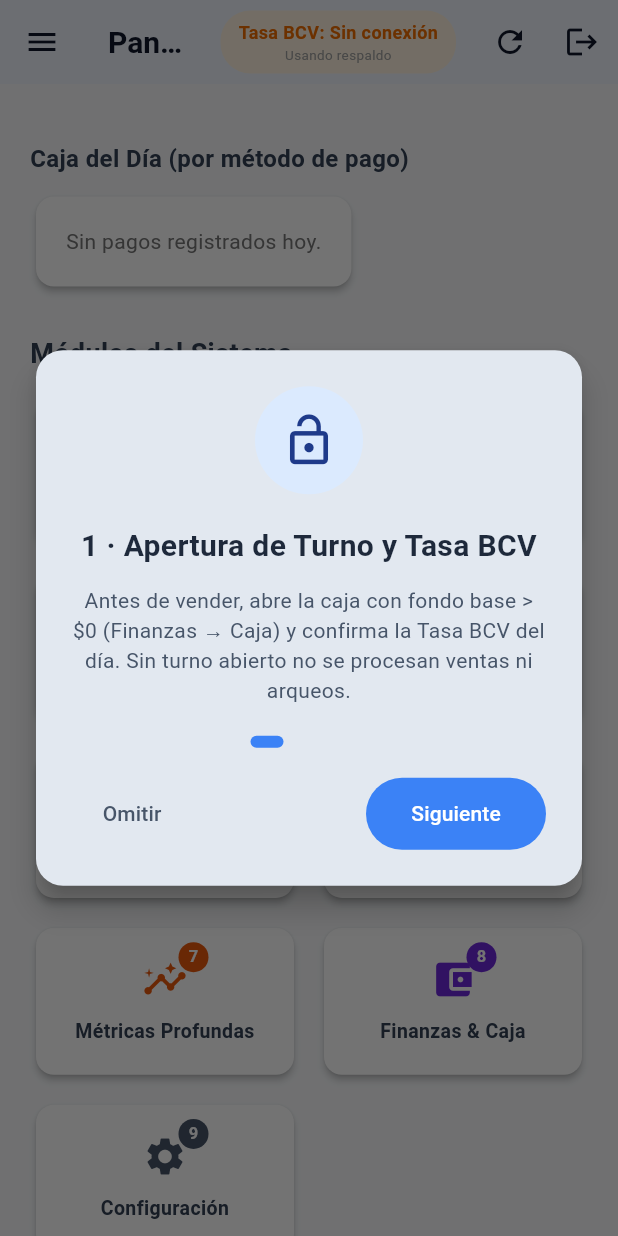
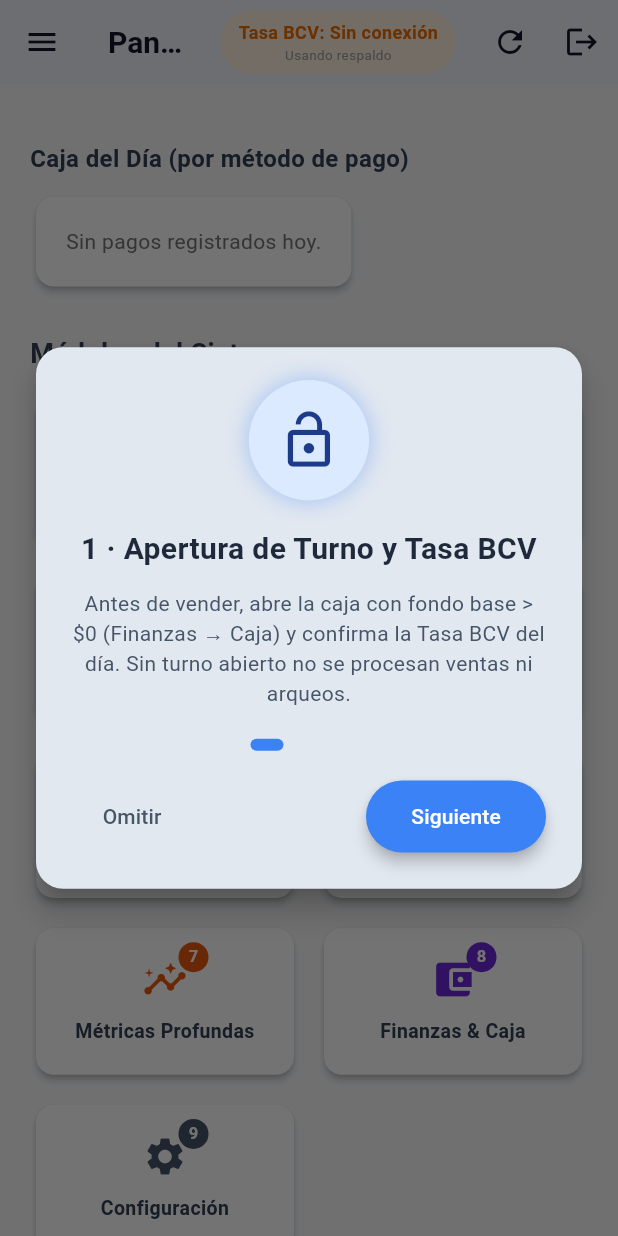
Before and after one commit to Burmistrov4/ferreteria-adrialga-frontend, a Flutter app: the DashboardScreen screen opened directly, scrolled down 576 dp, on a phone screen of 412 x 824 dp. Run offline on Flutter 3.47's test engine with Material 3 defaults, Android fonts, the phone set to English and light mode, and no system bars; our stand-ins replace open_file, pdf, printing, shared_preferences, web; missing offline and left inert: dart:js_interop; accounts and stored records are empty; network calls fail.

Commit message:
style(theme): mejorar contraste en modo oscuro y animar el walkthrough interactivo

```diff
--- a/lib/widgets/walkthrough_overlay.dart
+++ b/lib/widgets/walkthrough_overlay.dart
@@ -126,8 +126,30 @@ class WalkthroughOverlay extends StatefulWidget {
   State<WalkthroughOverlay> createState() => _WalkthroughOverlayState();
 }
 
-class _WalkthroughOverlayState extends State<WalkthroughOverlay> {
+class _WalkthroughOverlayState extends State<WalkthroughOverlay>
+    with SingleTickerProviderStateMixin {
   int _index = 0;
+  late final AnimationController _pulse;
+  late final Animation<double> _escala;
+
+  @override
+  void initState() {
+    super.initState();
+    // Pulsación continua para hacer el tutorial más vivo e intuitivo.
+    _pulse = AnimationController(
+      vsync: this,
+      duration: const Duration(milliseconds: 700),
+    )..repeat(reverse: true);
+    _escala = Tween<double>(begin: 0.94, end: 1.06).animate(
+      CurvedAnimation(parent: _pulse, curve: Curves.easeInOut),
+    );
+  }
+
+  @override
+  void dispose() {
+    _pulse.dispose();
+    super.dispose();
+  }
 
   bool get _esUltimo => _index == widget.pasos.length - 1;
 
@@ -172,18 +194,28 @@ class _WalkthroughOverlayState extends State<WalkthroughOverlay> {
                     child: Column(
                       mainAxisSize: MainAxisSize.min,
                       children: [
-                        // Icono del paso.
-                        Container(
-                          width: 72,
-                          height: 72,
+                        // Icono del paso (con pulsación animada: más vivo e intuitivo).
+                        ScaleTransition(
+                          scale: _escala,
+                          child: Container(
+                            width: 76,
+                            height: 76,
                             decoration: BoxDecoration(
                               color: cs.primaryContainer,
                               shape: BoxShape.circle,
+                              boxShadow: [
+                                BoxShadow(
+                                  color: cs.primary.withValues(alpha: 0.35),
+                                  blurRadius: 12,
+                                  spreadRadius: 1,
+                                ),
+                              ],
                             ),
                             child: Icon(
                               _paso.icono,
-                            size: 38,
+                              size: 40,
                               color: cs.onPrimaryContainer,
+                            ),
                           ),
                         ),
                         const SizedBox(height: 20),
@@ -259,15 +291,27 @@ class _WalkthroughOverlayState extends State<WalkthroughOverlay> {
                                 child: const Text('Atrás'),
                               ),
                             const SizedBox(width: 8),
-                            FilledButton(
+                            // Botón principal con rebote vertical (más visible).
+                            AnimatedBuilder(
+                              animation: _escala,
+                              builder: (context, child) {
+                                final dy = -3.0 * (_escala.value - 1.0);
+                                return Transform.translate(
+                                  offset: Offset(0, dy),
+                                  child: child,
+                                );
+                              },
+                              child: FilledButton(
                                 onPressed: _siguiente,
                                 style: FilledButton.styleFrom(
                                   minimumSize: Size(_esUltimo ? 140 : 120, 48),
                                   backgroundColor: cs.primary,
                                   foregroundColor: cs.onPrimary,
+                                  elevation: 4,
                                 ),
                                 child: Text(
                                   _esUltimo ? 'Finalizar' : 'Siguiente',
+                                ),
                               ),
                             ),
                           ],
```
Lines whose indentation alone changed are shown as unchanged.
